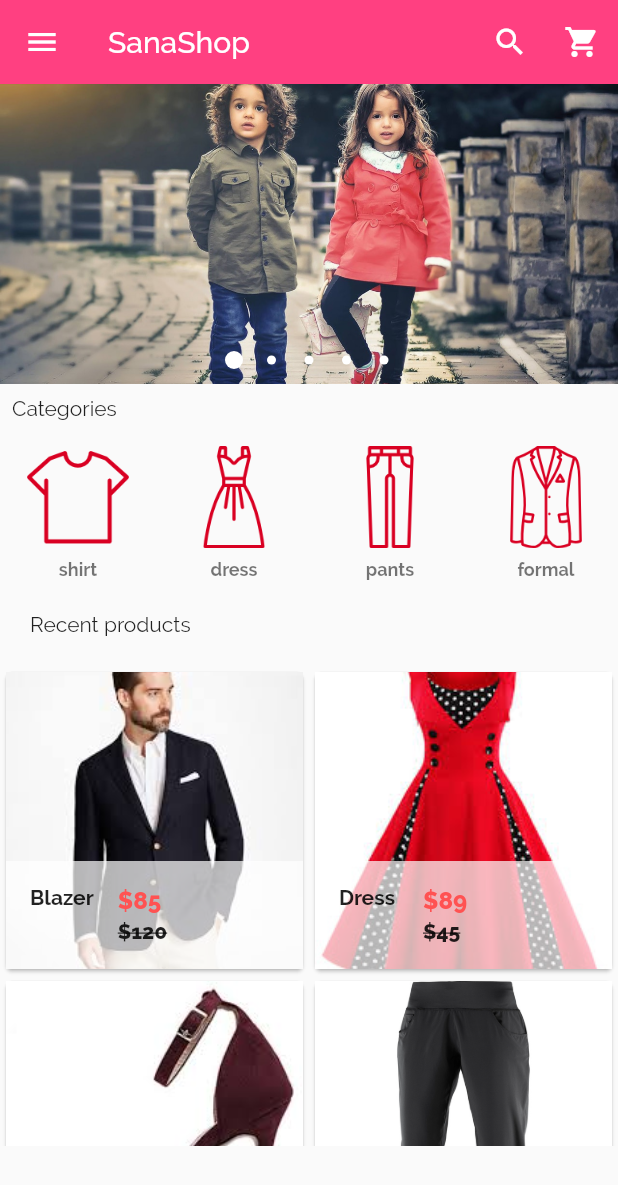
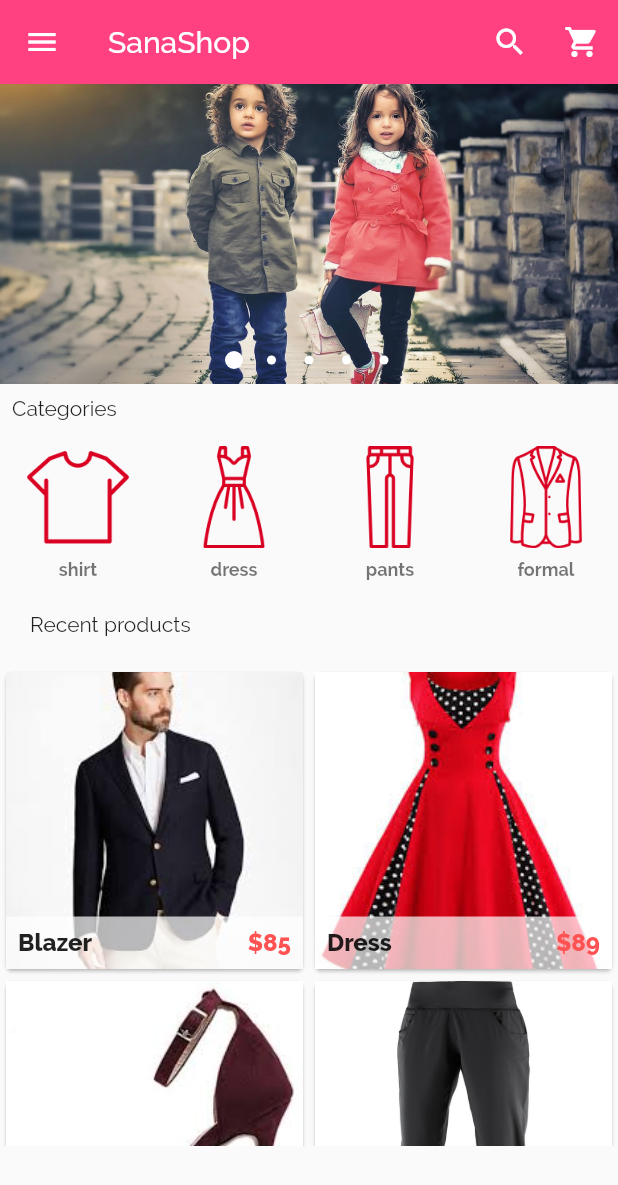
Before and after one commit to Sanaebadi97/Online-Fashion-Store, a Flutter app: the screen it shows after launch, on a phone screen of 412 x 824 dp. Shown: the top 1185 px of the screen. Run offline on Flutter 3.47's test engine with Material 2 defaults, Android fonts, the phone set to English and light mode, and no system bars; drawn by our look-alikes of carousel_pro.

```diff
--- a/lib/componets/products.dart
+++ b/lib/componets/products.dart
@@ -17,29 +17,24 @@ class _ProductsState extends State<Products> {
       "old_price": 120,
       "price": 85
     },
-
     {
       "name": "Dress",
       "picture": "assets/images/products/dress1.jpeg",
       "old_price": 45,
       "price": 89
     },
-
     {
       "name": "Hills",
       "picture": "assets/images/products/hills1.jpeg",
       "old_price": 34,
       "price": 67
     },
-
-
     {
       "name": "Pants",
       "picture": "assets/images/products/pants1.jpg",
       "old_price": 67,
       "price": 45
     },
-
     {
       "name": "Shoe",
       "picture": "assets/images/products/shoe1.jpg",
@@ -52,7 +47,6 @@ class _ProductsState extends State<Products> {
       "old_price": 67,
       "price": 56
     },
-
   ];
 
   @override
@@ -87,10 +81,9 @@ class SingleProd extends StatelessWidget {
     return Container(
       child: Card(
         child: Hero(
-          tag: prod_name,
+          tag: Text('Hero 1'),
           child: Material(
             child: InkWell(
-
               /*Passing the value from Product to product details*/
 
               onTap: () => Navigator.of(context).push(MaterialPageRoute(
@@ -99,27 +92,29 @@ class SingleProd extends StatelessWidget {
               child: GridTile(
                 footer: Container(
                     color: Colors.white70,
-                  child: ListTile(
-                    leading: Text(
-                      prod_name,
-                      style: TextStyle(
-                          fontWeight: FontWeight.bold, fontFamily: 'Raleway'),
-                    ),
-                    title: Text(
-                      "\$$prod_price",
-                      style: TextStyle(
-                          color: Colors.redAccent,
-                          fontWeight: FontWeight.w800,
-                          fontFamily: 'Raleway'),
-                    ),
-                    subtitle: Text("\$$prod_old_price",
+                    child: Padding(
+                      padding: const EdgeInsets.all(8.0),
+                      child: Row(
+                        children: <Widget>[
+                          Expanded(
+                            child: Text(prod_name,
                                 style: TextStyle(
                                     color: Colors.black87,
                                     fontFamily: 'Raleway',
                                     fontWeight: FontWeight.w800,
-                            decoration: TextDecoration.lineThrough)),
+                                    fontSize: 16)),
                           ),
+                          Text(
+                            "\$${prod_price}",
+                            style: TextStyle(
+                                color: Colors.redAccent,
+                                fontFamily: 'Raleway',
+                                fontWeight: FontWeight.w800,
+                                fontSize: 16),
+                          )
+                        ],
                       ),
+                    )),
                 child: Image.asset(
                   prod_pics,
                   fit: BoxFit.cover,
--- a/lib/main.dart
+++ b/lib/main.dart
@@ -126,9 +126,9 @@ class _HomePageState extends State<HomePage> {
               onTap: () {},
               child: ListTile(
                 title:
-                    Text('Categories', style: TextStyle(fontFamily: 'Raleway')),
+                    Text('Shopping Cart', style: TextStyle(fontFamily: 'Raleway')),
                 leading: Icon(
-                  Icons.dashboard,
+                  Icons.shopping_cart,
                   color: Colors.redAccent,
                 ),
               ),
```
Also changed, not shown: lib/pages/product_details.dart (+141 -14 lines), pubspec.yaml (+31 -27 lines). Lines whose indentation alone changed are shown as unchanged.
